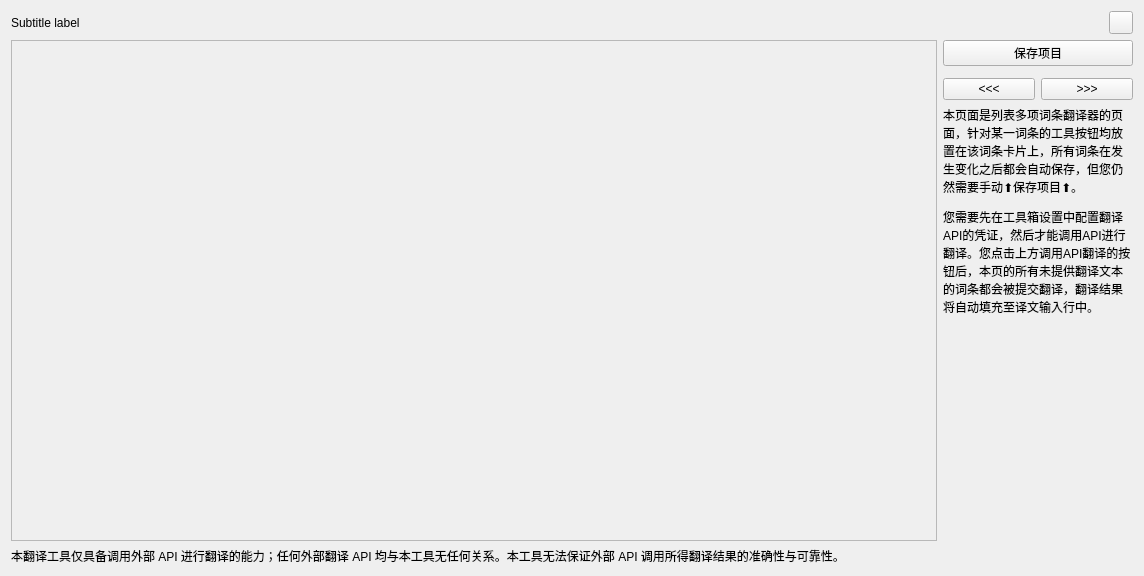
First picture: the form in widget/TranslateMultiPage.ui, repository mangofanfan/FanTools, before the edit.
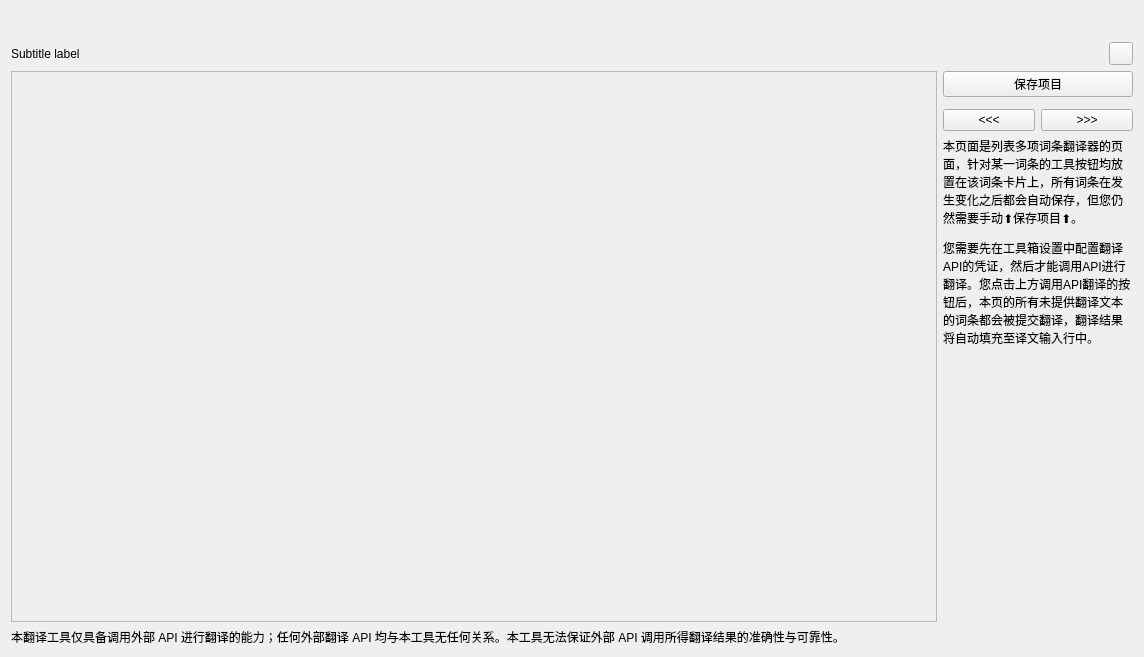
Second picture: the form after the edit. Custom widgets are drawn as their Qt base class.

```diff
--- a/widget/TranslateMultiPage.ui
+++ b/widget/TranslateMultiPage.ui
@@ -7,13 +7,16 @@
     <x>0</x>
     <y>0</y>
     <width>1144</width>
-    <height>576</height>
+    <height>657</height>
    </rect>
   </property>
   <property name="windowTitle">
    <string>Form</string>
   </property>
   <layout class="QVBoxLayout" name="verticalLayout_2">
+   <property name="topMargin">
+    <number>42</number>
+   </property>
    <item>
     <layout class="QHBoxLayout" name="horizontalLayout">
      <item>
@@ -48,7 +51,7 @@
           <x>0</x>
           <y>0</y>
           <width>924</width>
-          <height>491</height>
+          <height>539</height>
          </rect>
         </property>
        </widget>
```
